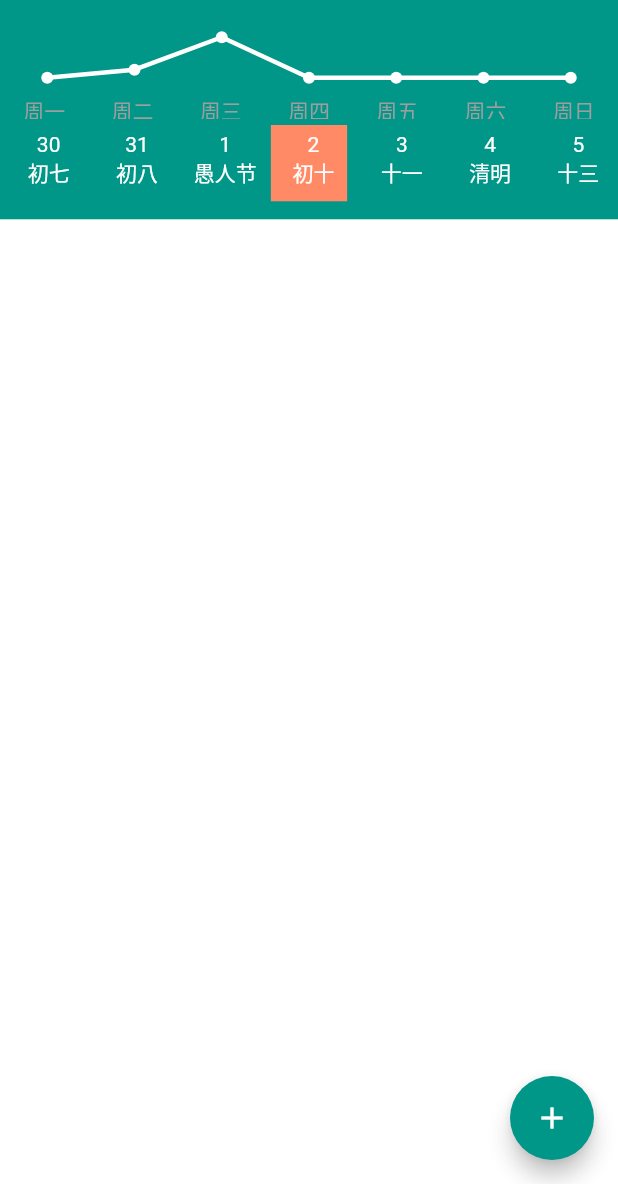
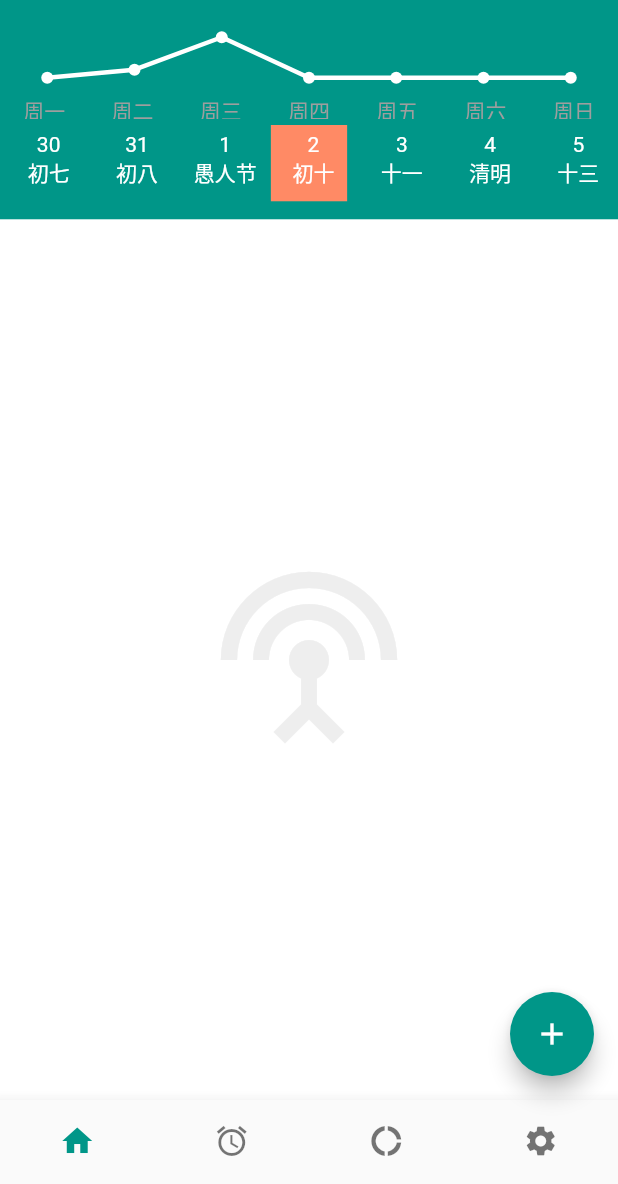
Before and after one commit to nodelinker/milestone, a Flutter app: the screen it shows after launch, on a phone screen of 412 x 824 dp, the part 52-1236 px from its top. Run offline on Flutter 3.47's test engine with Material 2 defaults, Android fonts, the phone set to English and light mode, and no system bars; drawn by our look-alikes of table_calendar.

Commit message:
add bottom navigtion bar

```diff
--- a/lib/pages/home_page.dart
+++ b/lib/pages/home_page.dart
@@ -16,7 +16,16 @@ class _MyHomePageState extends State<MyHomePage> {
   @override
   Widget build(BuildContext context) {
     return Scaffold(
-
+      bottomNavigationBar: BottomNavigationBar(
+          type: BottomNavigationBarType.fixed,
+          showSelectedLabels: false,
+          showUnselectedLabels: false,
+          items: [
+            BottomNavigationBarItem(icon: Icon(Icons.home), title: Text("home")),
+            BottomNavigationBarItem(icon: Icon(Icons.alarm), title: Text("alarm")),
+            BottomNavigationBarItem(icon: Icon(Icons.donut_large), title: Text("statistic")),
+            BottomNavigationBarItem(icon: Icon(Icons.settings), title: Text("settings")),
+          ]),
       drawer: CustomDrawer(),
       floatingActionButton: FloatingActionButton(
         onPressed: () {
@@ -29,9 +38,7 @@ class _MyHomePageState extends State<MyHomePage> {
       // ),
       body: Container(
         color: Colors.teal,
-        child: SafeArea(
-            child: Container(
-                child: CustomCalendarWidget())),
+        child: SafeArea(child: Container(child: CustomCalendarWidget())),
       ),
     );
   }
--- a/lib/viewmodels/tasks_viewmodel.dart
+++ b/lib/viewmodels/tasks_viewmodel.dart
@@ -26,6 +26,15 @@ class TaskViewModel extends ChangeNotifier{
     });
 
     notifyListeners();
+  }
+
+  bool isEmpty(DateTime datetime){
+
+    String dtFmtstr = DateFormat('yyyy-MM-dd').format(datetime);
+    DateTime date = DateTime.parse(dtFmtstr);
+
+    bool bRet = tasks.containsKey(date);
+    return bRet;
   }
 
   List<dynamic> getTasks(DateTime datetime){
--- a/lib/widget/custom_calendar.dart
+++ b/lib/widget/custom_calendar.dart
@@ -254,9 +254,23 @@ class _CustomCalendarWidgetState extends State<CustomCalendarWidget>
         ),
         const SizedBox(height: 8.0),
         Expanded(
-          child: Container(color: Colors.white, child: _buildTaskList()),
+          child: Container(
+            color: Colors.white,
+            child:_taskList.isEmpty(_calendarSelectedDay)  ?  _buildTaskList(): _showEmptyPanel(),
+          ),
         ),
       ],
+    );
+  }
+
+  Widget _showEmptyPanel() {
+    return Container(
+      child: Center(
+          child: Icon(
+        Icons.settings_input_antenna,
+        size: 128,
+        color: Colors.grey[200],
+      )),
     );
   }
 
```
